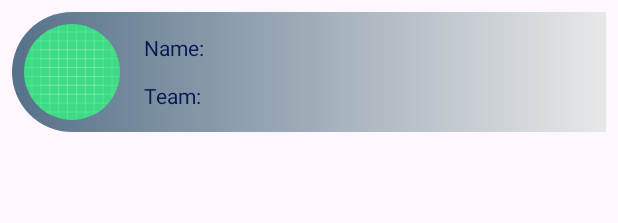
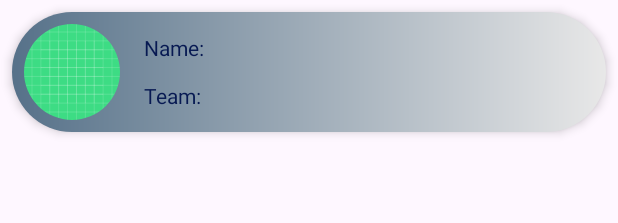
Before and after one commit to shreeranghegde/EmployeeDirectory, an Android app: the layout employee_item.xml on its own in the app's theme, with its tools: preview values and no code run, on a phone screen of 412 x 824 dp. Shown: the top 223 px of the screen. Run offline under Robolectric (Android 15) with nearby library versions, the phone set to English and light mode, and no system bars.

Commit message:
Updating Styling and adding sorting

```diff
--- a/app/src/main/java/com/hotshot/android/exercise/employeedirectory/activity/MainActivity.java
+++ b/app/src/main/java/com/hotshot/android/exercise/employeedirectory/activity/MainActivity.java
@@ -28,6 +28,7 @@ import com.hotshot.android.exercise.employeedirectory.adapter.EmployeeListAdapte
 import com.hotshot.android.exercise.employeedirectory.service.EmployeeService;
 import com.hotshot.android.exercise.employeedirectory.types.Employee;
 import com.hotshot.android.exercise.employeedirectory.types.ResponseType;
+import com.hotshot.android.exercise.employeedirectory.util.EmployeeComparator;
 import com.hotshot.android.exercise.employeedirectory.viewmodel.EmployeeDirectoryViewModel;
 
 import java.util.ArrayList;
@@ -92,8 +93,8 @@ public class MainActivity extends AppCompatActivity implements
 
     @Override public void fetchCompleted(ResponseType responseType) {
         List<Employee> employees = employeeService.getEmployees();
-        employees.sort((employee) -> (employee.getTeam(), employee.getName()));
-        viewModel.setEmployeesLiveData(employeeService.getEmployees());
+        employees.sort(EmployeeComparator.getEmployeeComparator());
+        viewModel.setEmployeesLiveData(employees);
         swipeRefreshLayout.setRefreshing(false);
 
         if (responseType != ResponseType.VALID) {
--- a/app/src/main/res/drawable/border.xml
+++ b/app/src/main/res/drawable/border.xml
@@ -1,13 +1,6 @@
 <?xml version="1.0" encoding="utf-8"?>
 <shape xmlns:android="http://schemas.android.com/apk/res/android" android:shape="rectangle">
-    <corners android:topLeftRadius="300dp" android:bottomLeftRadius="300dp"/>
-    <solid android:color="#64CCC5"/>
-<!--    <gradient-->
-<!--        android:startColor="#04DEAD"-->
-<!--        android:endColor="#F1EFB9"-->
-<!--        android:type="linear"-->
-<!--        android:centerColor="#04DEAD"-->
-<!--        />-->
+    <corners android:radius="300dp" android:bottomLeftRadius="300dp"/>
     <gradient
         android:startColor="#567189"
         android:endColor="#E8E8E8"
--- a/app/src/main/res/layout/employee_item.xml
+++ b/app/src/main/res/layout/employee_item.xml
@@ -10,6 +10,7 @@
         android:layout_height="match_parent"
         android:layout_margin="8dp"
         android:background="@drawable/border"
+        android:elevation="4dp"
         app:layout_constraintBottom_toBottomOf="parent"
         app:layout_constraintEnd_toEndOf="parent"
         app:layout_constraintHorizontal_bias="0.5"
--- a/app/src/main/res/values/themes.xml
+++ b/app/src/main/res/values/themes.xml
@@ -3,7 +3,7 @@
     <style name="Base.Theme.EmployeeDirectory" parent="Theme.Material3.DayNight.NoActionBar">
         <!-- Customize your light theme here. -->
         <!-- <item name="colorPrimary">@color/my_light_primary</item> -->
-        <item name="colorPrimary">#071952</item>
+        <item name="colorPrimary">#030303</item>
         <item name="android:textColor">#071952</item>
     </style>
 
```
Also changed, not shown: app/src/main/java/com/hotshot/android/exercise/employeedirectory/util/EmployeeComparator.java (added, +12 -0 lines).
